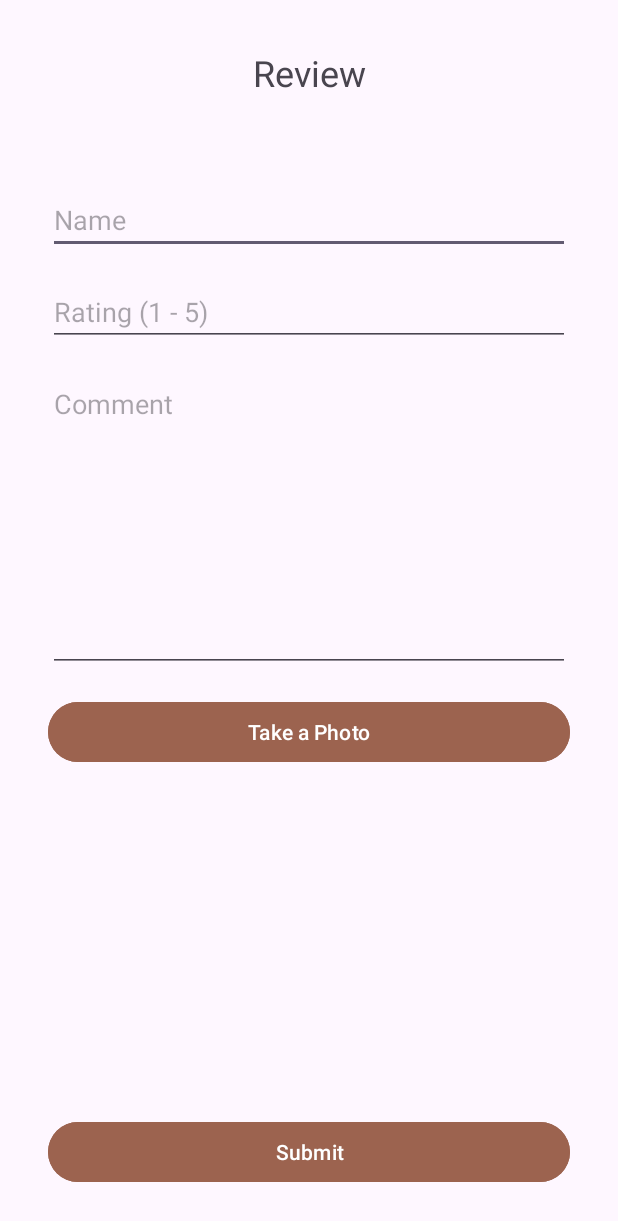
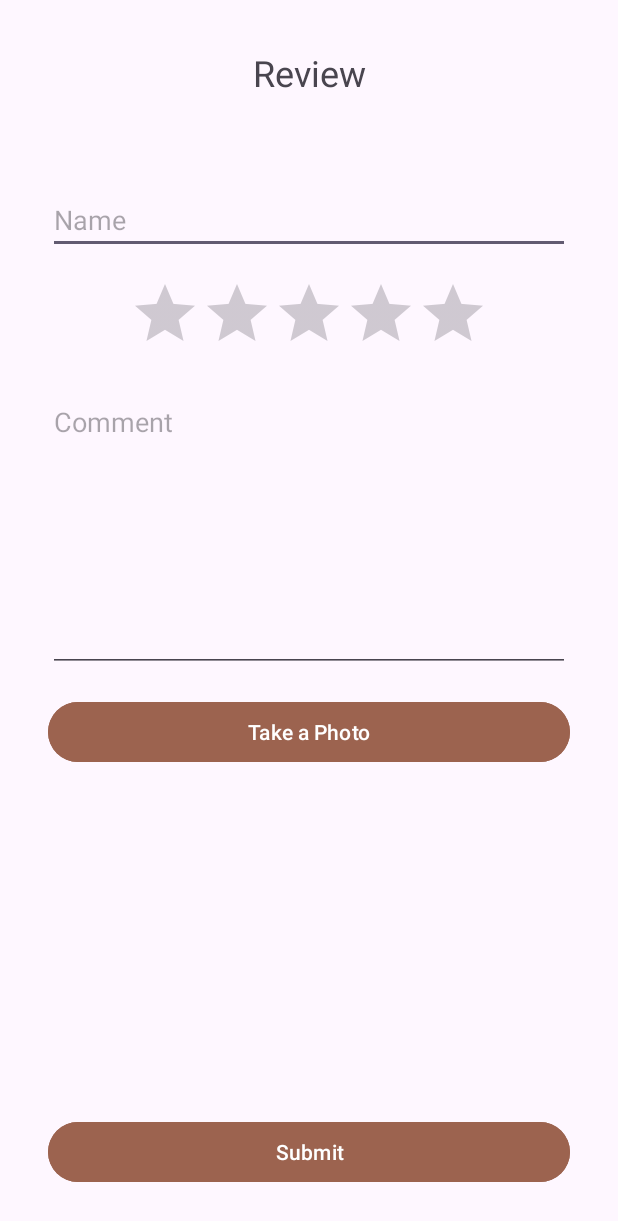
Before and after one commit to pongfei/ShopMaiNew, an Android app: the ReviewActivity screen opened directly, with no data from a screen before it, on a phone screen of 412 x 824 dp. Shown: the top 1221 px of the screen. Run offline under Robolectric (Android 15) with nearby library versions, the phone set to English and light mode, and no system bars; our stand-ins replace Firebase (no records; nobody signed in at launch, a user with empty details on screens opened directly).

Commit message:
rating star input done

```diff
--- a/app/src/main/java/com/egci428/shopmai/ReviewActivity.kt
+++ b/app/src/main/java/com/egci428/shopmai/ReviewActivity.kt
@@ -9,6 +9,7 @@ import android.view.View
 import android.widget.Button
 import android.widget.EditText
 import android.widget.ImageView
+import android.widget.RatingBar
 import android.widget.TextView
 import android.widget.Toast
 import androidx.activity.enableEdgeToEdge
@@ -29,7 +30,7 @@ class ReviewActivity : AppCompatActivity() {
     lateinit var commentEditText: EditText
     lateinit var submitBtn: Button
     lateinit var imgBtn: Button
-    lateinit var ratingEditText: EditText
+    lateinit var ratingBar: RatingBar
 
     lateinit var dataReference: FirebaseFirestore
 
@@ -53,13 +54,13 @@ class ReviewActivity : AppCompatActivity() {
         commentEditText = findViewById(R.id.commentEditText)
         submitBtn = findViewById(R.id.submitBtn)
         imgBtn = findViewById(R.id.imgBtn)
-        ratingEditText = findViewById(R.id.starEditText)
+        ratingBar = findViewById(R.id.ratingBar2)
         itemName.text = intent.getStringExtra("itemname")
 
         submitBtn.setOnClickListener {
             val user = nameEditText.text.toString()
             val review = commentEditText.text.toString()
-            val rating = ratingEditText.text.toString().toInt()
+            val rating = ratingBar.rating.toInt()
             val img = reviewImage.toString()
             val item = itemName.text.toString()
             val id = intent.getIntExtra("id",0)
--- a/app/src/main/res/layout/review_input.xml
+++ b/app/src/main/res/layout/review_input.xml
@@ -78,7 +78,7 @@
         app:layout_constraintBottom_toTopOf="@+id/imgBtn"
         app:layout_constraintEnd_toEndOf="parent"
         app:layout_constraintStart_toStartOf="parent"
-        app:layout_constraintTop_toBottomOf="@+id/starEditText" />
+        app:layout_constraintTop_toBottomOf="@+id/ratingBar2" />
 
     <Button
         android:id="@+id/submitBtn"
@@ -93,16 +93,16 @@
         app:layout_constraintEnd_toEndOf="parent"
         app:layout_constraintStart_toStartOf="parent" />
 
-    <EditText
-        android:id="@+id/starEditText"
-        android:layout_width="0dp"
+    <RatingBar
+        android:id="@+id/ratingBar2"
+        android:layout_width="wrap_content"
         android:layout_height="wrap_content"
-        android:layout_marginStart="32dp"
+        android:layout_marginStart="16dp"
         android:layout_marginTop="16dp"
-        android:layout_marginEnd="32dp"
-        android:ems="10"
-        android:hint="Rating (1 - 5)"
-        android:inputType="number"
+        android:layout_marginEnd="16dp"
+        android:numStars="5"
+        android:rating="0"
+        android:stepSize="1.0"
         app:layout_constraintEnd_toEndOf="parent"
         app:layout_constraintStart_toStartOf="parent"
         app:layout_constraintTop_toBottomOf="@+id/nameEditText" />
```
